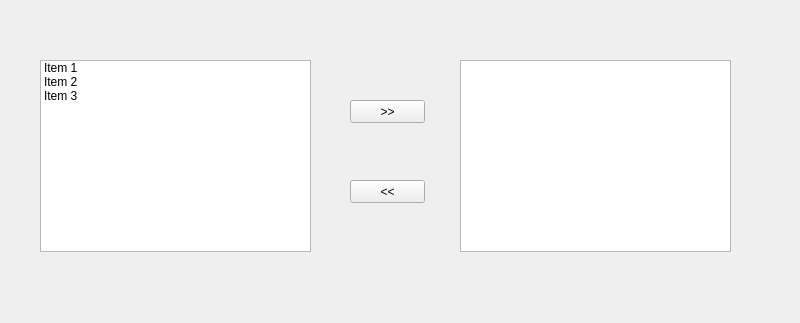
Before: the Qt Designer form ejercicios-pyqt5/interfaces/ejercicio_ocho.ui in alescano-test/ejercicios-pyqt5, drawn with Qt 5.
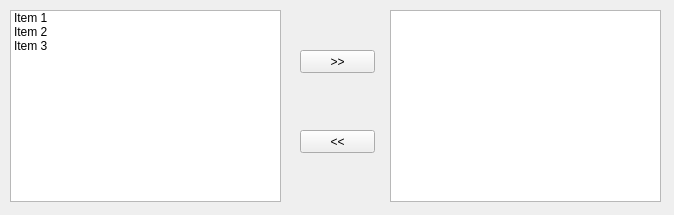
After: the same form once the commit is applied.

Commit message: Ejercicio 8 terminado

The edit to the form file:
```diff
--- a/ejercicios-pyqt5/interfaces/ejercicio_ocho.ui
+++ b/ejercicios-pyqt5/interfaces/ejercicio_ocho.ui
@@ -6,8 +6,8 @@
    <rect>
     <x>0</x>
     <y>0</y>
-    <width>800</width>
-    <height>323</height>
+    <width>674</width>
+    <height>215</height>
    </rect>
   </property>
   <property name="windowTitle">
@@ -17,8 +17,8 @@
    <widget class="QListWidget" name="listaIzquierda">
     <property name="geometry">
      <rect>
-      <x>40</x>
-      <y>60</y>
+      <x>10</x>
+      <y>10</y>
       <width>271</width>
       <height>192</height>
      </rect>
@@ -42,8 +42,8 @@
    <widget class="QPushButton" name="moverIzquierda">
     <property name="geometry">
      <rect>
-      <x>350</x>
-      <y>180</y>
+      <x>300</x>
+      <y>130</y>
       <width>75</width>
       <height>23</height>
      </rect>
@@ -55,8 +55,8 @@
    <widget class="QPushButton" name="moverDerecha">
     <property name="geometry">
      <rect>
-      <x>350</x>
-      <y>100</y>
+      <x>300</x>
+      <y>50</y>
       <width>75</width>
       <height>23</height>
      </rect>
@@ -68,8 +68,8 @@
    <widget class="QListWidget" name="listaDerecha">
     <property name="geometry">
      <rect>
-      <x>460</x>
-      <y>60</y>
+      <x>390</x>
+      <y>10</y>
       <width>271</width>
       <height>192</height>
      </rect>
```
The commit also changes 1 other file.
